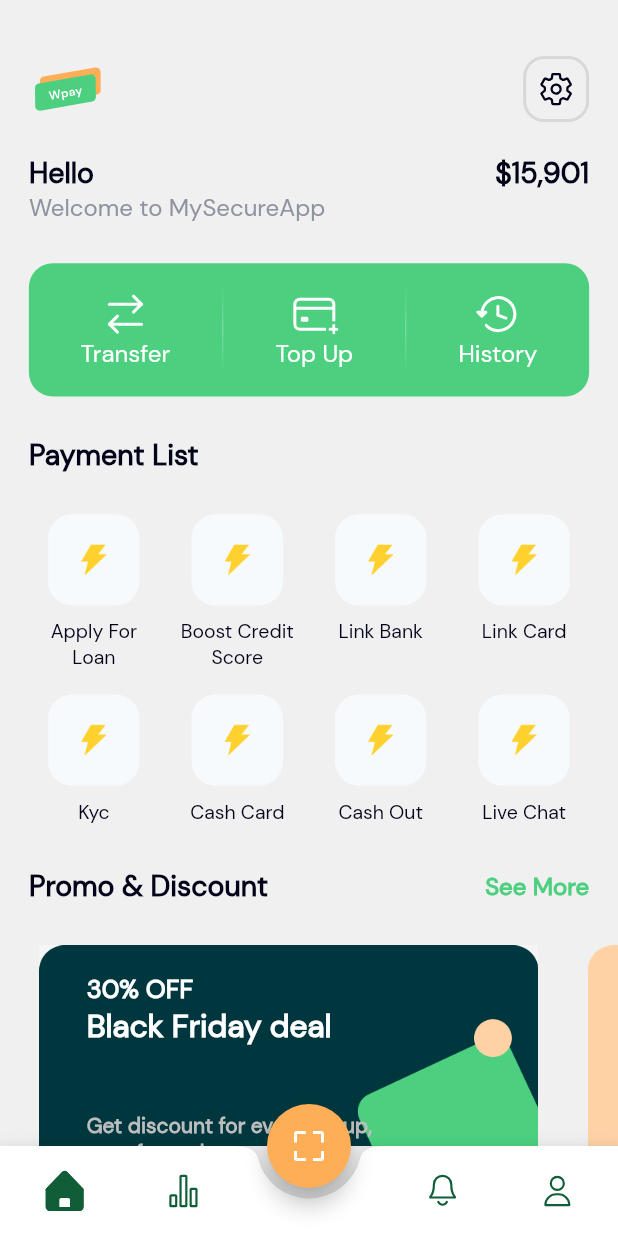
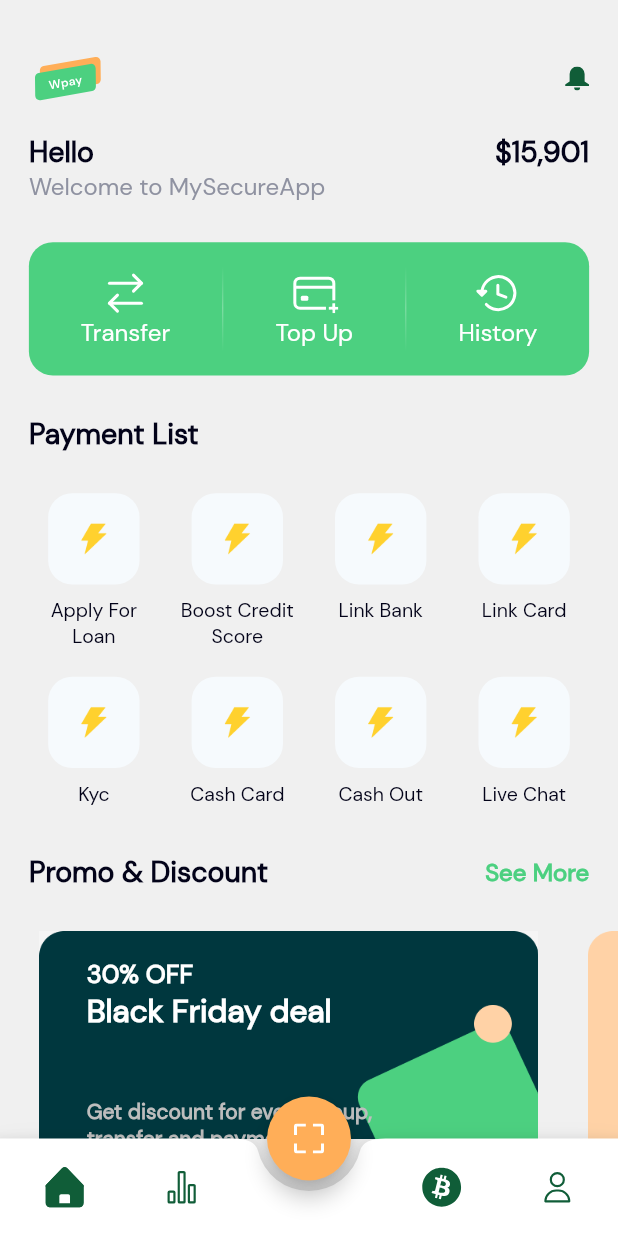
Before and after one commit to vishal88patel/MySecureApp, a Flutter app: the DashBoardScreen screen opened directly, on a phone screen of 412 x 824 dp. Run offline on Flutter 3.47's test engine with Material 2 defaults, Android fonts, the phone set to English and light mode, and no system bars; our stand-ins replace connectivity_plus, dropdown_button2, firebase_core, flutter_svg, get, loading_indicator and 5 more; missing offline and left inert: platform_device_id; accounts and stored records are empty; network calls fail.

Commit message:
figma design

```diff
--- a/lib/presentation/DashBoardScreen/dashboard_screen.dart
+++ b/lib/presentation/DashBoardScreen/dashboard_screen.dart
@@ -22,8 +22,8 @@
             index: dashBoardController.selectedIndex.value,
             children: [
               HomeScreen(),
-              HomeScreen(),
-              NotificationScreen(),
+              // HomeScreen(),
+              // NotificationScreen(),
               // HomeScreen(),
               // TransactionScreen(),
               // LinkBankListScreen(),
@@ -47,7 +47,7 @@
         shape: CircularNotchedRectangle(),
         notchMargin: 7,
         child: Container(
-          height: 60,
+          height: 65,
           child: Row(
             mainAxisAlignment: MainAxisAlignment.spaceBetween,
             children: <Widget>[
@@ -99,14 +99,14 @@
                   },
                   child: dashBoardController.selectedIndex.value == 2
                       ? SvgPicture.asset(
-                          "asset/icons/ic_notification_selected.svg",
+                          "asset/icons/ic_bitcoin.svg",
                           color: ColorConstant.primaryDarkGreen,
                           height: getVerticalSize(32),
                         )
                       : SvgPicture.asset(
-                          "asset/icons/ic_notification.svg",
+                          "asset/icons/ic_bitcoin.svg",
                           color: ColorConstant.primaryDarkGreen,
-                          height: getVerticalSize(26),
+                          height: getVerticalSize(30),
                         ),
                 ),
               ),
@@ -115,7 +115,7 @@
                 child: Obx(
                   () => GestureDetector(
                     onTap: () {
-                      // dashBoardController.onTapOfBottomnavigation(3);
+                      dashBoardController.onTapOfBottomnavigation(3);
                     },
                     child: dashBoardController.selectedIndex.value == 3
                         ? SvgPicture.asset(
--- a/lib/presentation/HomeScreen/home_screen.dart
+++ b/lib/presentation/HomeScreen/home_screen.dart
@@ -3,6 +3,7 @@
 import 'package:get/get.dart';
 import 'package:my_secure_app/presentation/HomeScreen/controller/home_screen_controller.dart';
 import 'package:my_secure_app/presentation/HomeScreen/widget/payment_list_widget.dart';
+import 'package:my_secure_app/routes/app_routes.dart';
 import 'package:shimmer/shimmer.dart';
 
 import '../../App Configurations/color_constants.dart';
@@ -28,11 +29,13 @@
             AppAppBar(
               title: " ",
               icon1: "asset/icons/ic_app_logo.svg",
-              icon2: "asset/icons/ic_setting_black.svg",
+              icon2: "asset/icons/ic_notification.svg",
               onPressedIcon1: () {
                 Get.back();
               },
-              onPressedIcon2: () {},
+              onPressedIcon2: () {
+                Get.toNamed(AppRoutes.notificationScreen);
+              },
             ),
             Padding(
               padding: EdgeInsets.only(
--- a/lib/presentation/HomeScreen/widget/payment_list_widget.dart
+++ b/lib/presentation/HomeScreen/widget/payment_list_widget.dart
@@ -13,7 +13,7 @@
   @override
   Widget build(BuildContext context) {
     return SizedBox(
-      height: getVerticalSize(120), width: getHorizontalSize(90),
+      height: getVerticalSize(122.5), width: getHorizontalSize(90),
     child: Column(crossAxisAlignment: CrossAxisAlignment.center,
         children: [
           Container(
```
Also changed, not shown: asset/icons/ic_bitcoin.svg (added), asset/icons/ic_notification.svg.
